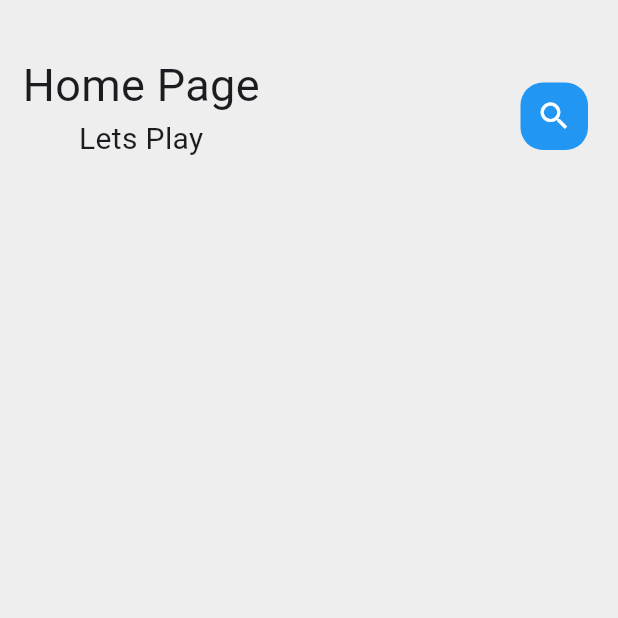
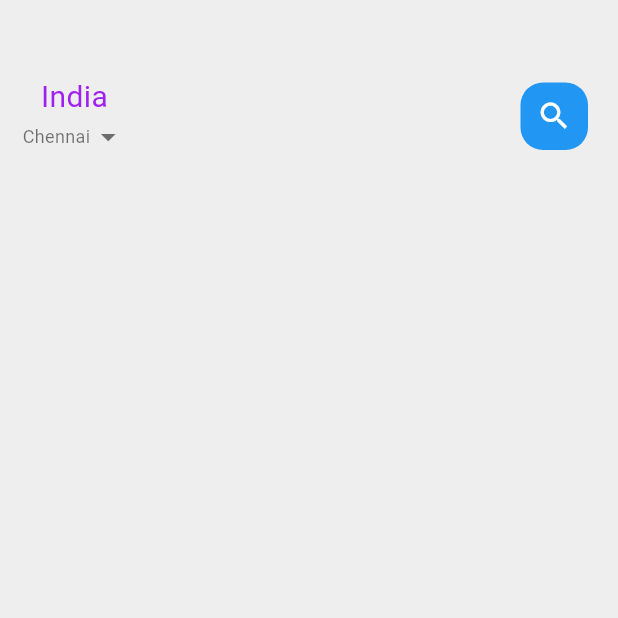
Before and after one commit to MohamedArafath205/Flutterproject, a Flutter app: the screen it shows after launch, on a phone screen of 412 x 824 dp, the top half of it. Run offline on Flutter 3.47's test engine with Material 3 defaults, Android fonts, the light colour scheme and no system bars.

Commit message:
Navbar completed

```diff
--- /dev/null
+++ b/lib/colors.dart
@@ -0,0 +1,6 @@
+import 'dart:ui';
+
+class AppColors {
+  static final Color primaryColor = const Color(0xFFA020F0);
+  static final Color textColor = const Color(0xFFFFFFFF);
+}
--- /dev/null
+++ b/lib/components/big_text.dart
@@ -0,0 +1,30 @@
+import 'package:flutter/material.dart';
+
+class BigText extends StatelessWidget {
+  Color? color;
+  final String text;
+  double FontSize;
+  TextOverflow overFlow;
+  BigText({
+    super.key,
+    this.color = const Color(0xFF332d2b),
+    required this.text,
+    this.overFlow = TextOverflow.ellipsis,
+    this.FontSize = 20,
+  });
+
+  @override
+  Widget build(BuildContext context) {
+    return Text(
+      text,
+      maxLines: 1,
+      style: TextStyle(
+        fontSize: FontSize,
+        fontWeight: FontWeight.w400,
+        fontFamily: 'Roboto',
+        color: color,
+      ),
+      overflow: overFlow,
+    );
+  }
+}
--- /dev/null
+++ b/lib/components/carousel.dart
@@ -0,0 +1,20 @@
+import 'package:flutter/material.dart';
+
+class Carousel extends StatefulWidget {
+  const Carousel({super.key});
+
+  @override
+  State<Carousel> createState() => _CarouselState();
+}
+
+class _CarouselState extends State<Carousel> {
+  @override
+  Widget build(BuildContext context) {
+    return Container(
+        child: PageView.builder(
+            itemCount: 5,
+            itemBuilder: (context, position) {
+              return _buildPageItem(position);
+            }));
+  }
+}
--- /dev/null
+++ b/lib/components/small_text.dart
@@ -0,0 +1,28 @@
+import 'package:flutter/material.dart';
+
+class SmallText extends StatelessWidget {
+  Color? color;
+  final String text;
+  double FontSize;
+  double Height;
+  SmallText({
+    super.key,
+    this.color = const Color(0xFFccc7c5),
+    required this.text,
+    this.FontSize = 12,
+    this.Height = 1.2,
+  });
+
+  @override
+  Widget build(BuildContext context) {
+    return Text(
+      text,
+      style: TextStyle(
+        fontSize: FontSize,
+        fontFamily: 'Roboto',
+        color: color,
+        height: Height,
+      ),
+    );
+  }
+}
--- a/lib/pages/home_page.dart
+++ b/lib/pages/home_page.dart
@@ -1,3 +1,6 @@
+import 'package:clickandcut/colors.dart';
+import 'package:clickandcut/components/big_text.dart';
+import 'package:clickandcut/components/small_text.dart';
 import 'package:flutter/material.dart';
 import 'package:flutter/widgets.dart';
 
@@ -10,16 +13,28 @@ class HomePage extends StatelessWidget {
       backgroundColor: Colors.grey[200],
       body: Container(
         child: Container(
-          margin: EdgeInsets.only(top: 35),
+          margin: const EdgeInsets.only(top: 35),
           child: Row(
             mainAxisAlignment: MainAxisAlignment.spaceBetween,
             children: [
-              const Padding(
-                padding: EdgeInsets.only(left: 15.0),
+              Padding(
+                padding: const EdgeInsets.all(15.0),
                 child: Column(
                   children: [
-                    Text("Home Page", style: TextStyle(fontSize: 30)),
-                    Text("Lets Play", style: TextStyle(fontSize: 20)),
+                    BigText(
+                      text: "India",
+                      FontSize: 20,
+                      color: AppColors.primaryColor,
+                    ),
+                    Row(
+                      children: [
+                        SmallText(
+                          text: "Chennai",
+                          color: Colors.black54,
+                        ),
+                        const Icon(Icons.arrow_drop_down, color: Colors.black54)
+                      ],
+                    )
                   ],
                 ),
               ),
@@ -30,11 +45,11 @@ class HomePage extends StatelessWidget {
                     Container(
                       width: 45,
                       height: 45,
-                      child: Icon(Icons.search, color: Colors.white),
                       decoration: BoxDecoration(
                         color: Colors.blue,
                         borderRadius: BorderRadius.circular(15),
                       ),
+                      child: Icon(Icons.search, color: Colors.white),
                     ),
                   ],
                 ),
```
